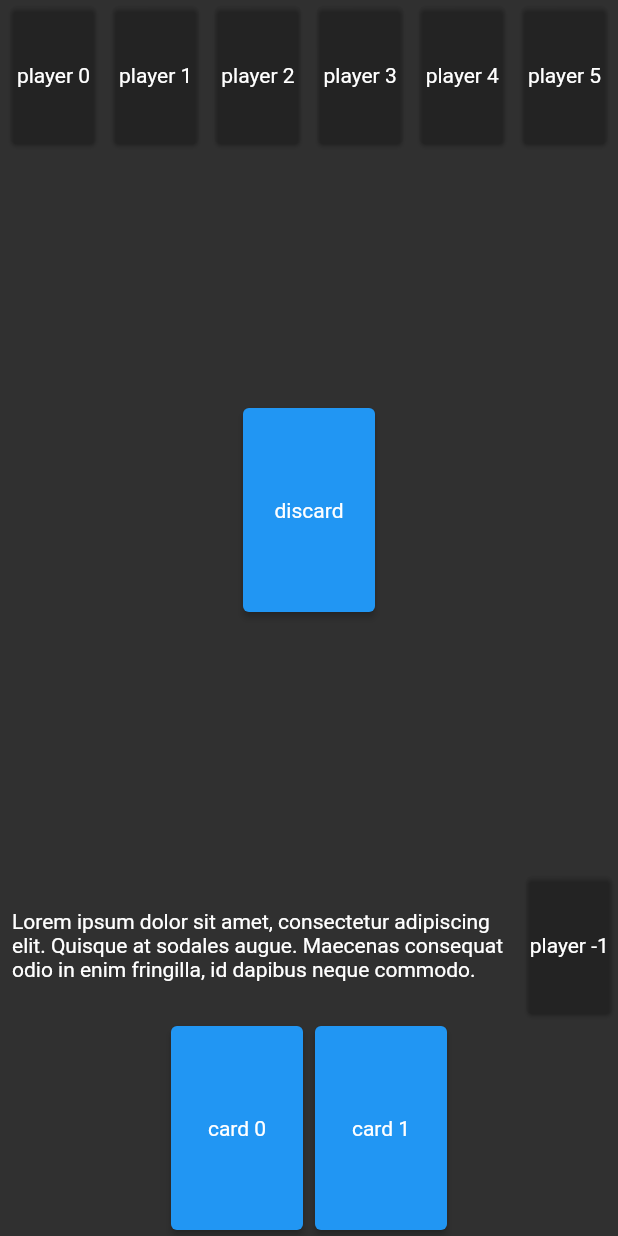
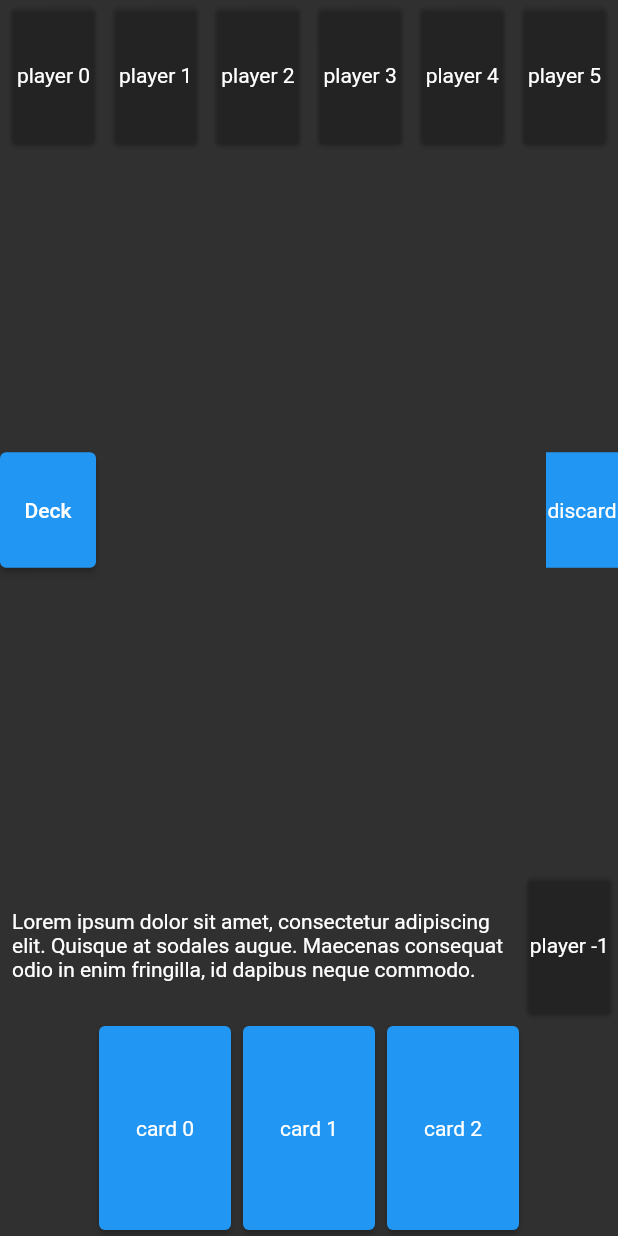
Before and after one commit to stephtelolahy/WildWest-Flutter, a Flutter app: the screen it shows after launch, on a phone screen of 412 x 824 dp. Run offline on Flutter 3.47's test engine with Material 2 defaults, Android fonts, the phone set to English and light mode, and no system bars.

Commit message:
drag card to discard

```diff
--- a/lib/game_page.dart
+++ b/lib/game_page.dart
@@ -1,13 +1,11 @@
-import 'dart:math';
-
 import 'package:flutter/material.dart';
-import 'package:wildwest_flutter/widgets/card.dart';
+import 'package:wildwest_flutter/widgets/discard.dart';
+import 'package:wildwest_flutter/widgets/hand.dart';
 import 'package:wildwest_flutter/widgets/player.dart';
 
 class GamePage extends StatelessWidget {
-  static const double CARD_WIDTH = 96;
-  static const double CARD_HEIGHT = 144;
-  static const double CARD_SPACING = 2;
+  static const double PLAYER_WIDTH = 65;
+  static const double PLAYER_HEIGHT = 100;
 
   @override
   Widget build(BuildContext context) {
@@ -16,9 +14,9 @@ class GamePage extends StatelessWidget {
       child: Column(
         children: [
           _buildOther(context),
-          _buildDeck(context),
+          DiscardWidget(),
           _buildYou(context),
-          _buildHand(context),
+          HandWidget(),
         ],
       ),
     ));
@@ -34,46 +32,17 @@ class GamePage extends StatelessWidget {
   }
 
   Widget _buildPlayer(BuildContext context, int index) {
-    return PlayerWidget(name: 'player $index', width: 65, height: 100);
-  }
-
-  Widget _buildDeck(BuildContext context) {
-    return Expanded(
-      child: Center(
-        child: CardWidget(
-          name: 'discard',
-          size: Size(CARD_WIDTH, CARD_HEIGHT),
-          sizeWhenDragging: Size(CARD_WIDTH, CARD_HEIGHT),
-        ),
-      ),
-    );
+    return PlayerWidget(
+        name: 'player $index', width: PLAYER_WIDTH, height: PLAYER_HEIGHT);
   }
 
   Widget _buildYou(BuildContext context) {
     return Container(
       child: Row(
-        children: [_buildMessage(context), _buildPlayer(context, -1)],
-      ),
-    );
-  }
-
-  Widget _buildHand(BuildContext context) {
-    final itemsCount = 2;
-    final screenW = MediaQuery.of(context).size.width;
-    final double cardWidth = (screenW - itemsCount * CARD_SPACING) / itemsCount;
-    final double width = min(cardWidth, CARD_WIDTH);
-
-    return Container(
-      child: Row(
-        mainAxisAlignment: MainAxisAlignment.center,
-        children: List.generate(
-          itemsCount,
-          (index) => CardWidget(
-            name: 'card $index',
-            size: Size(width, CARD_HEIGHT),
-            sizeWhenDragging: Size(CARD_WIDTH, CARD_HEIGHT),
-          ),
-        ),
+        children: [
+          _buildMessage(context),
+          _buildPlayer(context, -1),
+        ],
       ),
     );
   }
--- a/lib/widgets/card.dart
+++ b/lib/widgets/card.dart
@@ -17,8 +17,6 @@ class CardWidget extends StatelessWidget {
     return Draggable(
       data: name,
       childWhenDragging: SizedBox.shrink(),
-      // childWhenDragging:
-      // Container(color: Colors.red, height: size.height, width: size.width),
       feedback: Transform.scale(
           scale: CARD_SCALE_WHEN_DRAGGING,
           child: Transform.translate(
--- /dev/null
+++ b/lib/widgets/discard.dart
@@ -0,0 +1,48 @@
+import 'package:flutter/material.dart';
+
+class DiscardWidget extends StatelessWidget {
+  static const double CARD_WIDTH = 48;
+  static const double CARD_HEIGHT = 77;
+
+  @override
+  Widget build(BuildContext context) {
+    return Expanded(
+      child: DragTarget(
+        onWillAccept: (data) => true,
+        onMove: (arg) {
+          print("onMove ${arg.data}");
+        },
+        builder: (context, candidateItems, rejectedItems) {
+          final highlighted = candidateItems.isNotEmpty;
+          final color = highlighted ? Colors.green : Colors.transparent;
+          return Container(
+              color: color,
+              child: Stack(
+                children: [
+                  Align(
+                    alignment: Alignment.centerLeft,
+                    child: ElevatedButton(
+                        style: ElevatedButton.styleFrom(
+                            primary: Colors.blue,
+                            fixedSize: Size(CARD_WIDTH, CARD_HEIGHT)),
+                        onPressed: () {},
+                        child: Text("Deck")),
+                  ),
+                  Align(
+                    alignment: Alignment.centerRight,
+                    child: Container(
+                      color: Colors.blue,
+                      child: Center(
+                        child: Text('discard'),
+                      ),
+                      width: CARD_WIDTH,
+                      height: CARD_HEIGHT,
+                    ),
+                  ),
+                ],
+              ));
+        },
+      ),
+    );
+  }
+}
--- /dev/null
+++ b/lib/widgets/hand.dart
@@ -0,0 +1,32 @@
+import 'dart:math';
+
+import 'package:flutter/material.dart';
+import 'package:wildwest_flutter/widgets/card.dart';
+
+class HandWidget extends StatelessWidget {
+  static const double CARD_WIDTH = 96;
+  static const double CARD_HEIGHT = 144;
+  static const double CARD_SPACING = 2;
+
+  @override
+  Widget build(BuildContext context) {
+    final itemsCount = 3;
+    final screenW = MediaQuery.of(context).size.width;
+    final double cardWidth = (screenW - itemsCount * CARD_SPACING) / itemsCount;
+    final double width = min(cardWidth, CARD_WIDTH);
+
+    return Container(
+      child: Row(
+        mainAxisAlignment: MainAxisAlignment.center,
+        children: List.generate(
+          itemsCount,
+          (index) => CardWidget(
+            name: 'card $index',
+            size: Size(width, CARD_HEIGHT),
+            sizeWhenDragging: Size(CARD_WIDTH, CARD_HEIGHT),
+          ),
+        ),
+      ),
+    );
+  }
+}
```
